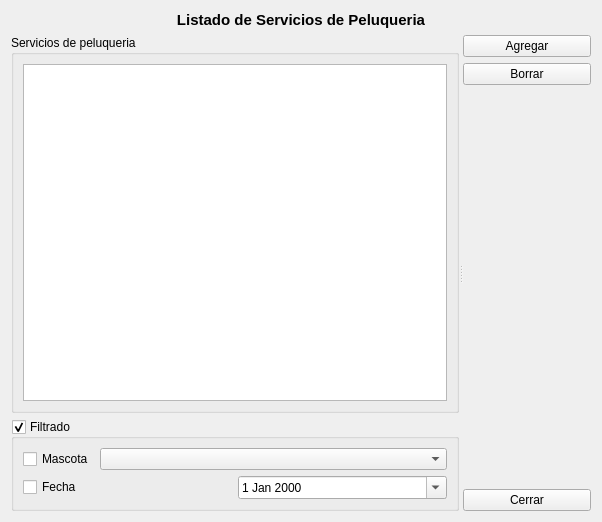
Before: the Qt Designer form trunk/plugins/digifauno/FormListaPeluqueriaBase.ui in chungote/gestotux, drawn with Qt 5.
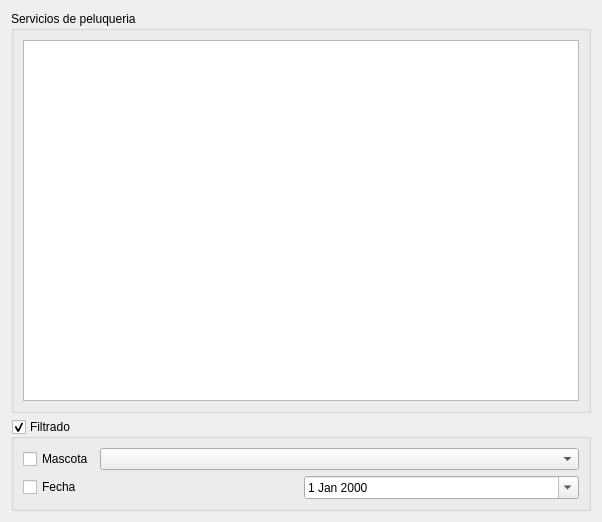
After: the same form once the commit is applied.

```diff
--- a/trunk/plugins/digifauno/FormListaPeluqueriaBase.ui
+++ b/trunk/plugins/digifauno/FormListaPeluqueriaBase.ui
@@ -13,25 +13,6 @@
    <string>Form</string>
   </property>
   <layout class="QVBoxLayout" >
-   <item>
-    <widget class="QLabel" name="LTitulo" >
-     <property name="sizePolicy" >
-      <sizepolicy vsizetype="Fixed" hsizetype="Minimum" >
-       <horstretch>0</horstretch>
-       <verstretch>0</verstretch>
-      </sizepolicy>
-     </property>
-     <property name="text" >
-      <string>&lt;html>&lt;head>&lt;meta name="qrichtext" content="1" />&lt;style type="text/css">
-p, li { white-space: pre-wrap; }
-&lt;/style>&lt;/head>&lt;body style=" font-family:'Sans Serif'; font-size:9pt; font-weight:400; font-style:normal;">
-&lt;p style=" margin-top:0px; margin-bottom:0px; margin-left:0px; margin-right:0px; -qt-block-indent:0; text-indent:0px;">&lt;span style=" font-size:11pt; font-weight:600;">Listado de Servicios de Peluqueria&lt;/span>&lt;/p>&lt;/body>&lt;/html></string>
-     </property>
-     <property name="alignment" >
-      <set>Qt::AlignCenter</set>
-     </property>
-    </widget>
-   </item>
    <item>
     <widget class="QSplitter" name="splitter" >
      <property name="orientation" >
@@ -107,44 +88,6 @@
        </item>
       </layout>
      </widget>
-     <widget class="QWidget" name="layoutWidget" >
-      <layout class="QVBoxLayout" >
-       <item>
-        <widget class="QPushButton" name="PBAgregar" >
-         <property name="text" >
-          <string>Agregar</string>
-         </property>
-        </widget>
-       </item>
-       <item>
-        <widget class="QPushButton" name="PBBorrar" >
-         <property name="text" >
-          <string>Borrar</string>
-         </property>
-        </widget>
-       </item>
-       <item>
-        <spacer>
-         <property name="orientation" >
-          <enum>Qt::Vertical</enum>
-         </property>
-         <property name="sizeHint" >
-          <size>
-           <width>20</width>
-           <height>40</height>
-          </size>
-         </property>
-        </spacer>
-       </item>
-       <item>
-        <widget class="QPushButton" name="PBCerrar" >
-         <property name="text" >
-          <string>Cerrar</string>
-         </property>
-        </widget>
-       </item>
-      </layout>
-     </widget>
     </widget>
    </item>
   </layout>
```
Left out of the diff: 3 changed lines with no effect on the pictures.
